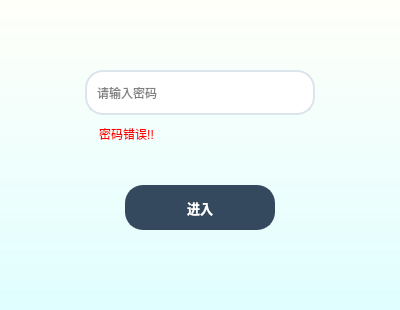
Qt form gui/LoginUi.ui (Malloc-Luo/py-passwordmanager) before a commit.
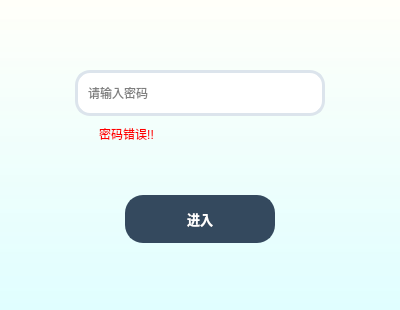
The same form after that commit. Icons and pictures are not drawn.

The edit to the form file:
```diff
--- a/gui/LoginUi.ui
+++ b/gui/LoginUi.ui
@@ -41,10 +41,10 @@
   <widget class="QLineEdit" name="lineEdit">
    <property name="geometry">
     <rect>
-     <x>85</x>
+     <x>75</x>
      <y>70</y>
-     <width>230</width>
-     <height>45</height>
+     <width>250</width>
+     <height>46</height>
     </rect>
    </property>
    <property name="sizePolicy">
@@ -65,8 +65,8 @@
     <string notr="true">QLineEdit {
 	border-style:none;
 	padding:8px;
-	border-radius:18px;
-	border:2px solid #DCE4EC;
+	border-radius:15px;
+	border:3px solid #DCE4EC;
 	background:white;
 }
 QLineEdit:focus {
@@ -99,9 +99,9 @@
    <property name="geometry">
     <rect>
      <x>125</x>
-     <y>185</y>
+     <y>195</y>
      <width>150</width>
-     <height>45</height>
+     <height>48</height>
     </rect>
    </property>
    <property name="sizePolicy">
@@ -127,7 +127,7 @@
    <property name="styleSheet">
     <string notr="true">QPushButton {
     border-style:none;
-    padding:8px;
+    padding:10px;
     border-radius:18px;
     color:#FFFFFF;
     background:#34495E;
```
